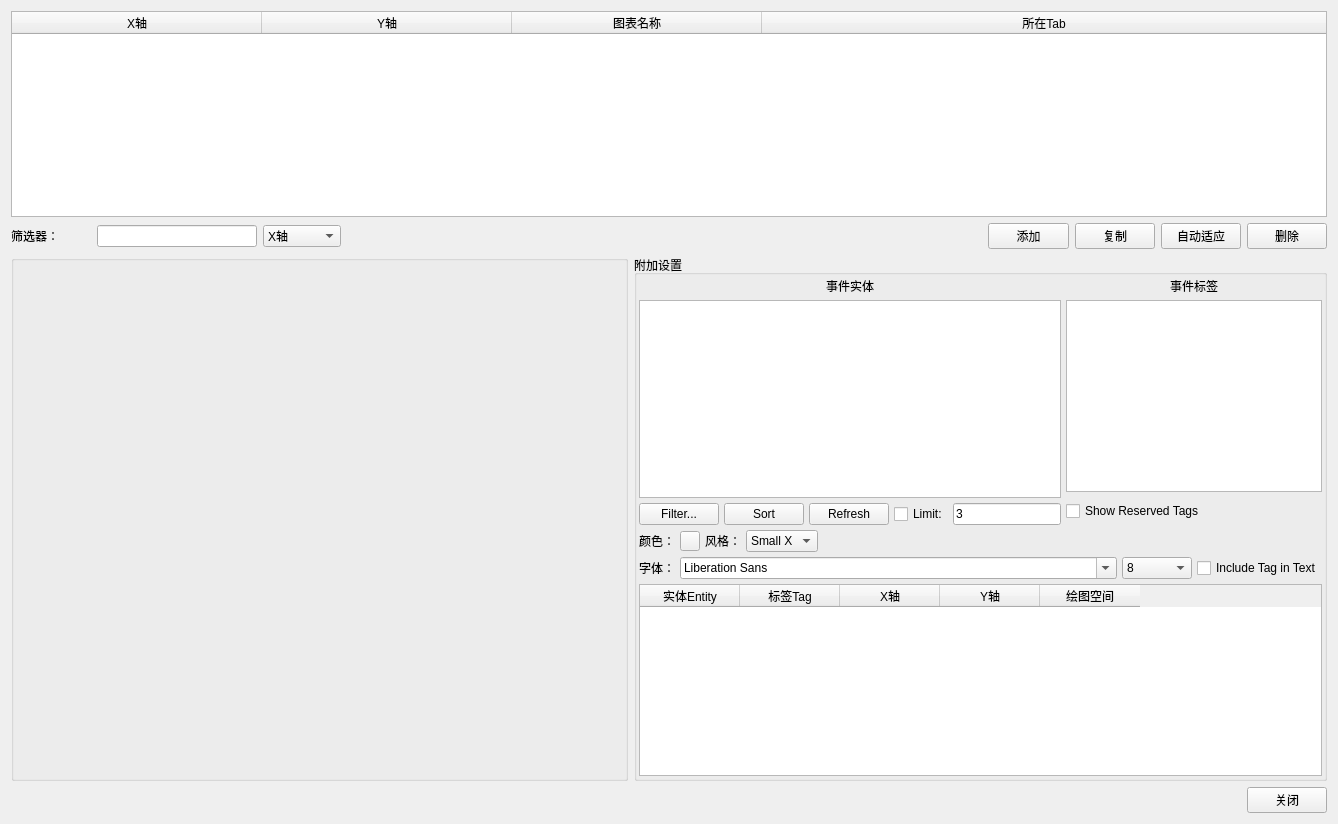
First picture: the form in AdvancedDataManager.ui, repository whatudone/plotxy, before the edit.
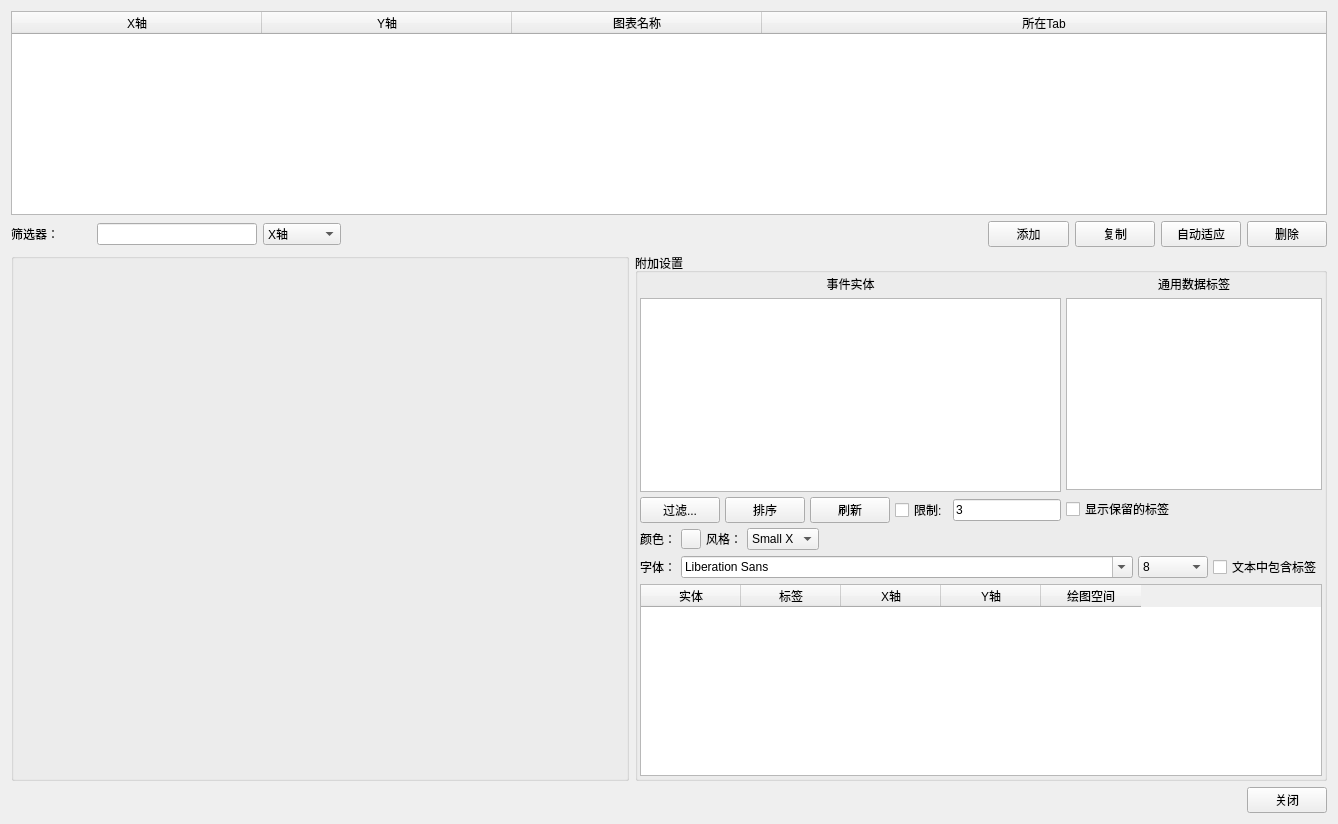
Second picture: the form after the edit. The open tabs and pages were chosen to show the change. Custom widgets are drawn as their Qt base class.

Commit message: 1、修复散点图删除最后一个数据对时界面没有刷新的问题 2、完成部分事件编辑界面的显示和操作

```diff
--- a/AdvancedDataManager.ui
+++ b/AdvancedDataManager.ui
@@ -564,35 +564,52 @@
                    </widget>
                   </item>
                   <item>
-                   <widget class="QTableWidget" name="tableWidget"/>
+                   <widget class="QTableWidget" name="tableWidgetEventEntity">
+                    <property name="editTriggers">
+                     <set>QAbstractItemView::NoEditTriggers</set>
+                    </property>
+                    <property name="columnCount">
+                     <number>1</number>
+                    </property>
+                    <attribute name="horizontalHeaderVisible">
+                     <bool>false</bool>
+                    </attribute>
+                    <attribute name="horizontalHeaderStretchLastSection">
+                     <bool>true</bool>
+                    </attribute>
+                    <attribute name="verticalHeaderVisible">
+                     <bool>false</bool>
+                    </attribute>
+                    <column/>
+                   </widget>
                   </item>
                   <item>
                    <layout class="QHBoxLayout" name="horizontalLayout_7">
                     <item>
                      <widget class="QPushButton" name="pushButton">
                       <property name="text">
-                       <string>Filter...</string>
+                       <string>过滤...</string>
                       </property>
                      </widget>
                     </item>
                     <item>
                      <widget class="QPushButton" name="pushButton_2">
                       <property name="text">
-                       <string>Sort</string>
+                       <string>排序</string>
                       </property>
                      </widget>
                     </item>
                     <item>
                      <widget class="QPushButton" name="pushButton_3">
                       <property name="text">
-                       <string>Refresh</string>
+                       <string>刷新</string>
                       </property>
                      </widget>
                     </item>
                     <item>
                      <widget class="QCheckBox" name="checkBox">
                       <property name="text">
-                       <string>Limit:</string>
+                       <string>限制:</string>
                       </property>
                      </widget>
                     </item>
@@ -612,7 +629,7 @@
                   <item>
                    <widget class="QLabel" name="label_3">
                     <property name="text">
-                     <string>事件标签</string>
+                     <string>通用数据标签</string>
                     </property>
                     <property name="alignment">
                      <set>Qt::AlignCenter</set>
@@ -620,14 +637,31 @@
                    </widget>
                   </item>
                   <item>
-                   <widget class="QTableWidget" name="tableWidget_2"/>
+                   <widget class="QTableWidget" name="tableWidgetGenericTag">
+                    <property name="editTriggers">
+                     <set>QAbstractItemView::NoEditTriggers</set>
+                    </property>
+                    <property name="columnCount">
+                     <number>1</number>
+                    </property>
+                    <attribute name="horizontalHeaderVisible">
+                     <bool>false</bool>
+                    </attribute>
+                    <attribute name="horizontalHeaderStretchLastSection">
+                     <bool>true</bool>
+                    </attribute>
+                    <attribute name="verticalHeaderVisible">
+                     <bool>false</bool>
+                    </attribute>
+                    <column/>
+                   </widget>
                   </item>
                   <item>
                    <layout class="QHBoxLayout" name="horizontalLayout_4">
                     <item>
                      <widget class="QCheckBox" name="checkBox_2">
                       <property name="text">
-                       <string>Show Reserved Tags</string>
+                       <string>显示保留的标签</string>
                       </property>
                      </widget>
                     </item>
@@ -740,7 +774,7 @@
                 <item>
                  <widget class="QCheckBox" name="checkBox_3">
                   <property name="text">
-                   <string>Include Tag in Text</string>
+                   <string>文本中包含标签</string>
                   </property>
                  </widget>
                 </item>
@@ -750,12 +784,12 @@
                <widget class="QTableWidget" name="tableWidget_3">
                 <column>
                  <property name="text">
-                  <string>实体Entity</string>
+                  <string>实体</string>
                  </property>
                 </column>
                 <column>
                  <property name="text">
-                  <string>标签Tag</string>
+                  <string>标签</string>
                  </property>
                 </column>
                 <column>
```
Left out of the diff: 18 changed lines with no effect on the pictures. The commit also changes 7 other files.
